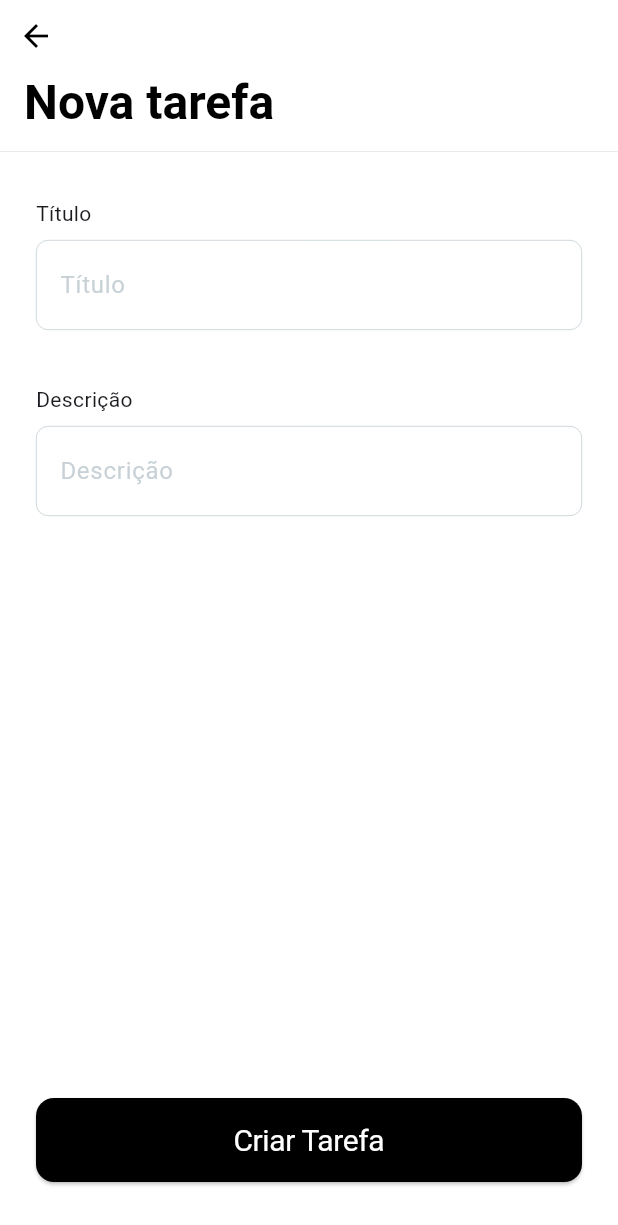
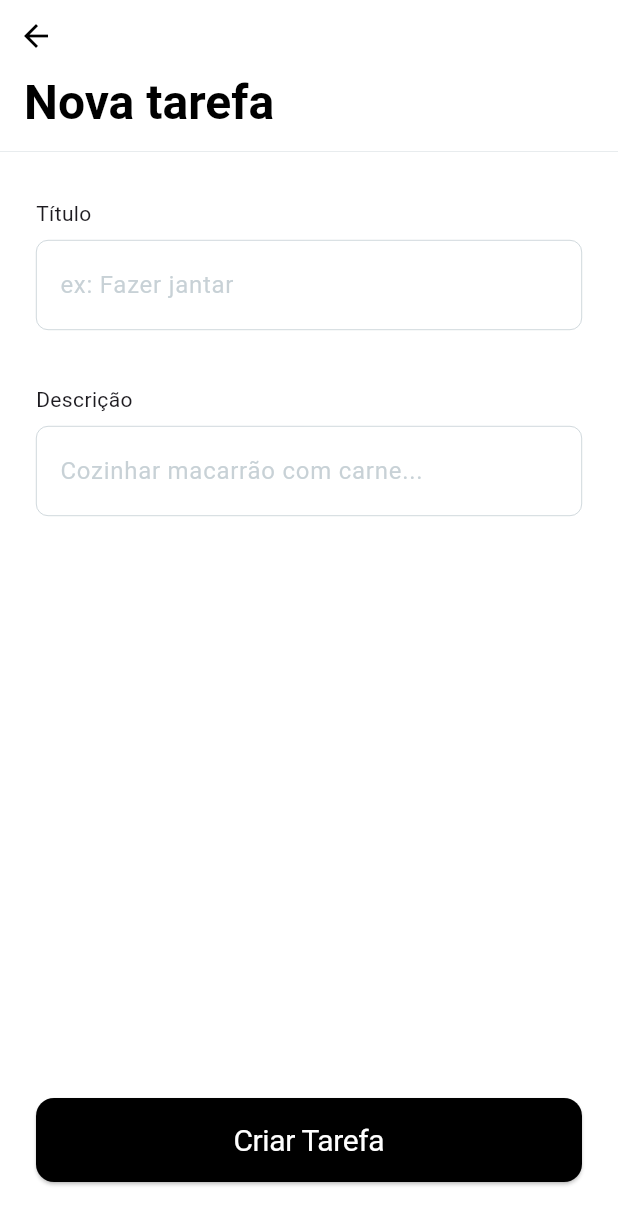
Before and after one commit to savioluis/cumpri, a Flutter app: the screen it shows after launch, after a tap on "Nova Tarefa", on a phone screen of 412 x 824 dp. Shown: the top 1225 px of the screen. Run offline on Flutter 3.47's test engine with Material 3 defaults, Android fonts, the light colour scheme and no system bars; our stand-ins replace drift, flutter_mobx, mobx; accounts and stored records are empty; generated files the repository leaves out were written again.

Commit message:
feat: update hint texts in TaskFormView for better user guidance

```diff
--- a/lib/views/task_form/task_form_view.dart
+++ b/lib/views/task_form/task_form_view.dart
@@ -60,7 +60,7 @@ class _TaskFormViewState extends State<TaskFormView> {
             SizedBox(height: 8),
             CumpriTextField(
               controller: titleController,
-              hintText: 'Título',
+              hintText: 'ex: Fazer jantar',
             ),
             const SizedBox(height: 36),
             Text('Descrição'),
@@ -69,7 +69,7 @@ class _TaskFormViewState extends State<TaskFormView> {
               constraints: const BoxConstraints(maxHeight: 156),
               child: CumpriTextField(
                 controller: descriptionController,
-                hintText: 'Descrição',
+                hintText: 'Cozinhar macarrão com carne...',
                 maxLines: null,
               ),
             ),
```
